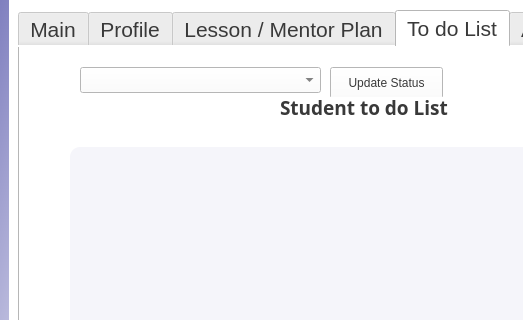
Old version of the form Student_UI/Student_Ui.ui in the repository Melike17/school_update; both pictures show x 252 to 775 and y 0 to 320 of the 1150 by 800 pixel window.
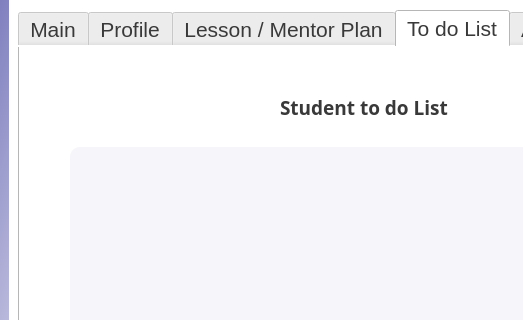
New version of the form. The open tabs and pages were chosen to show the change. Icons and pictures are not drawn.

```diff
--- a/Student_UI/Student_Ui.ui
+++ b/Student_UI/Student_Ui.ui
@@ -932,29 +932,6 @@
 background-color: rgb(245, 245, 250);</string>
       </property>
      </widget>
-     <widget class="QPushButton" name="update_status_button">
-      <property name="geometry">
-       <rect>
-        <x>310</x>
-        <y>20</y>
-        <width>113</width>
-        <height>32</height>
-       </rect>
-      </property>
-      <property name="text">
-       <string>Update Status</string>
-      </property>
-     </widget>
-     <widget class="QComboBox" name="status_options">
-      <property name="geometry">
-       <rect>
-        <x>60</x>
-        <y>20</y>
-        <width>241</width>
-        <height>26</height>
-       </rect>
-      </property>
-     </widget>
      <widget class="QLabel" name="label">
       <property name="geometry">
        <rect>
```
Left out of the diff: 6 changed lines with no effect on the pictures.
